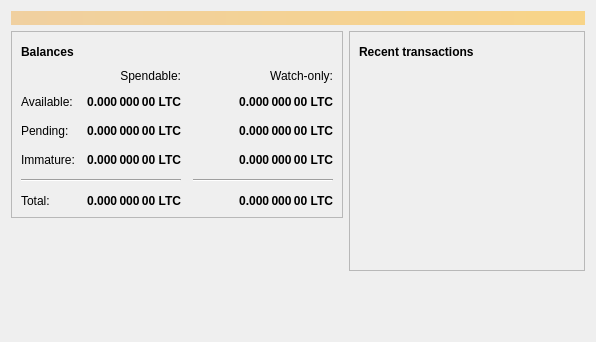
The window that src/qt/forms/overviewpage.ui (utarn/litecoin) describes before a commit, drawn with Qt 5.
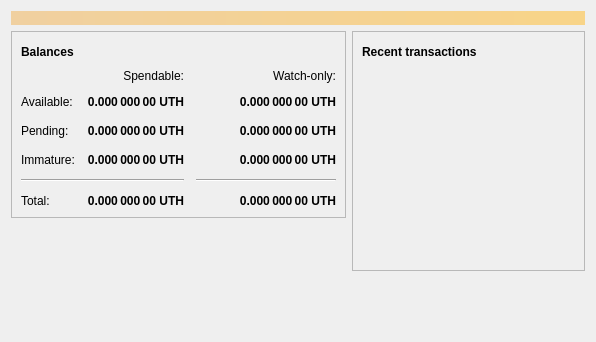
The same window after the commit. Icons and pictures are not drawn.

```diff
--- a/src/qt/forms/overviewpage.ui
+++ b/src/qt/forms/overviewpage.ui
@@ -129,7 +129,7 @@
                <string>Unconfirmed transactions to watch-only addresses</string>
               </property>
               <property name="text">
-               <string notr="true">0.000 000 00 LTC</string>
+               <string notr="true">0.000 000 00 UTH</string>
               </property>
               <property name="alignment">
                <set>Qt::AlignRight|Qt::AlignTrailing|Qt::AlignVCenter</set>
@@ -154,7 +154,7 @@
                <string>Total of transactions that have yet to be confirmed, and do not yet count toward the spendable balance</string>
               </property>
               <property name="text">
-               <string notr="true">0.000 000 00 LTC</string>
+               <string notr="true">0.000 000 00 UTH</string>
               </property>
               <property name="alignment">
                <set>Qt::AlignRight|Qt::AlignTrailing|Qt::AlignVCenter</set>
@@ -179,7 +179,7 @@
                <string>Mined balance in watch-only addresses that has not yet matured</string>
               </property>
               <property name="text">
-               <string notr="true">0.000 000 00 LTC</string>
+               <string notr="true">0.000 000 00 UTH</string>
               </property>
               <property name="alignment">
                <set>Qt::AlignRight|Qt::AlignTrailing|Qt::AlignVCenter</set>
@@ -237,7 +237,7 @@
                <string>Mined balance that has not yet matured</string>
               </property>
               <property name="text">
-               <string notr="true">0.000 000 00 LTC</string>
+               <string notr="true">0.000 000 00 UTH</string>
               </property>
               <property name="alignment">
                <set>Qt::AlignRight|Qt::AlignTrailing|Qt::AlignVCenter</set>
@@ -282,7 +282,7 @@
                <string>Your current total balance</string>
               </property>
               <property name="text">
-               <string notr="true">0.000 000 00 LTC</string>
+               <string notr="true">0.000 000 00 UTH</string>
               </property>
               <property name="alignment">
                <set>Qt::AlignRight|Qt::AlignTrailing|Qt::AlignVCenter</set>
@@ -307,7 +307,7 @@
                <string>Current total balance in watch-only addresses</string>
               </property>
               <property name="text">
-               <string notr="true">0.000 000 00 LTC</string>
+               <string notr="true">0.000 000 00 UTH</string>
               </property>
               <property name="alignment">
                <set>Qt::AlignRight|Qt::AlignTrailing|Qt::AlignVCenter</set>
@@ -349,7 +349,7 @@
                <string>Your current spendable balance</string>
               </property>
               <property name="text">
-               <string notr="true">0.000 000 00 LTC</string>
+               <string notr="true">0.000 000 00 UTH</string>
               </property>
               <property name="alignment">
                <set>Qt::AlignRight|Qt::AlignTrailing|Qt::AlignVCenter</set>
@@ -374,7 +374,7 @@
                <string>Your current balance in watch-only addresses</string>
               </property>
               <property name="text">
-               <string notr="true">0.000 000 00 LTC</string>
+               <string notr="true">0.000 000 00 UTH</string>
               </property>
               <property name="alignment">
                <set>Qt::AlignRight|Qt::AlignTrailing|Qt::AlignVCenter</set>
```
Left out of the diff: 4 changed lines with no effect on the pictures.
